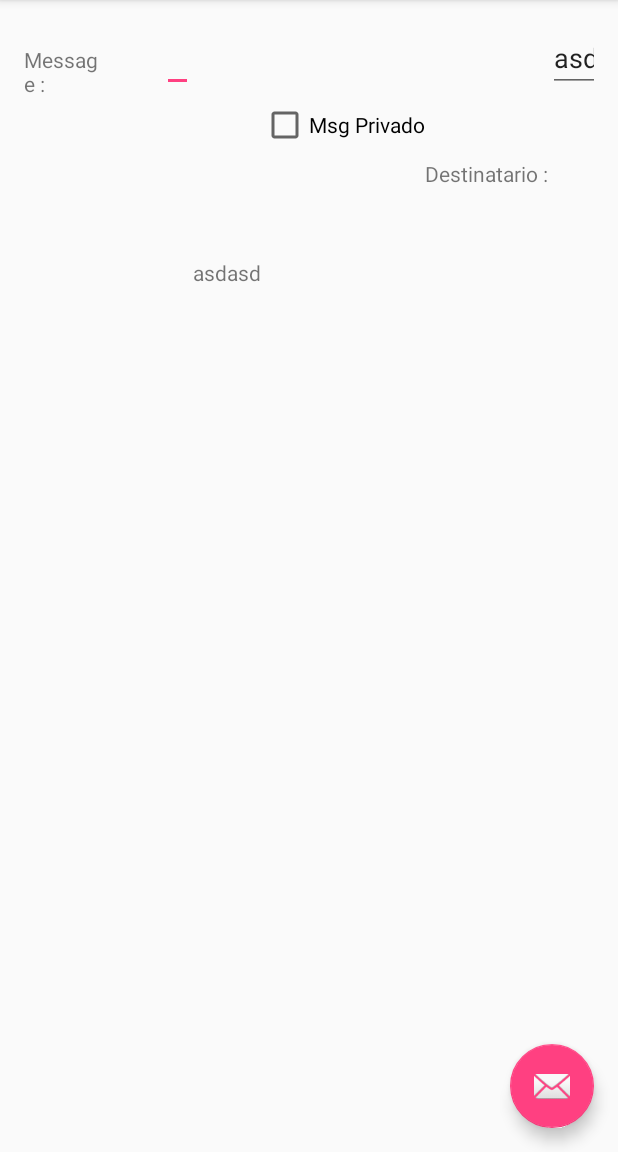
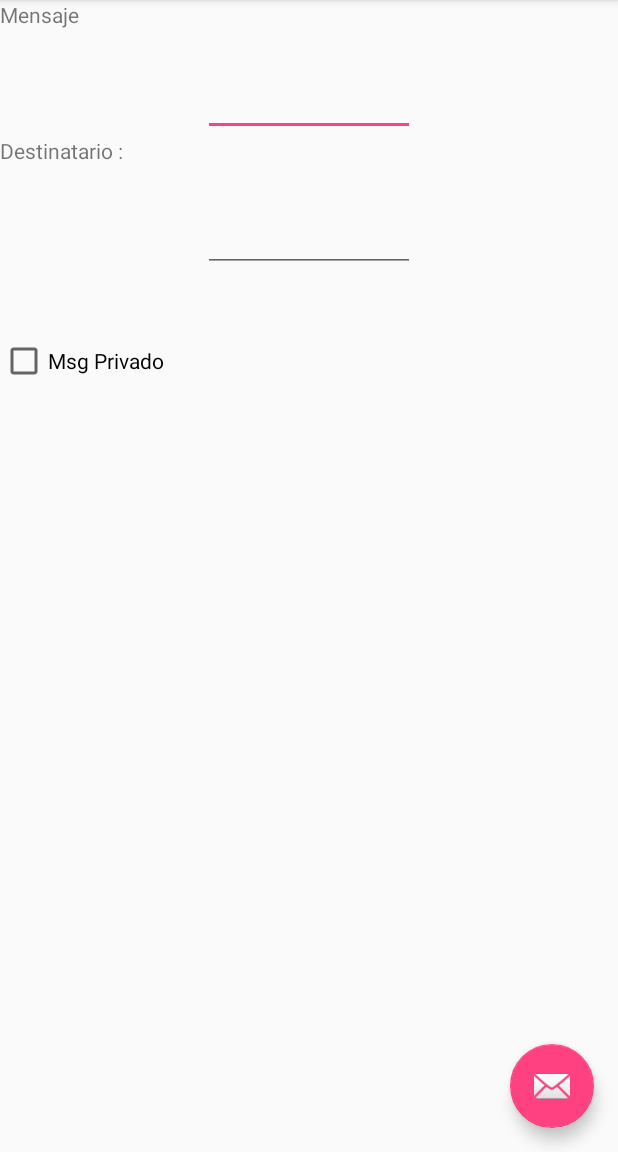
Before and after one commit to NaborLJ/ProyNodeJS, an Android app: the screen it shows after launch (MainActivity), on a phone screen of 412 x 824 dp, the part 84-1236 px from its top. Run offline under Robolectric (Android 15) with nearby library versions, the phone set to English and light mode, and no system bars; libraries missing offline, so code that uses them is left out: org.java_websocket.client, org.java_websocket.drafts, org.java_websocket.handshake; 2 statements that could not run were skipped.

Commit message:
Funcional. Envio de JSON. // Falta : Procesar y recibir JSON al móvil

```diff
--- a/app/src/main/java/com/example/nlopezjimenez/proynodejs/MainActivity.java
+++ b/app/src/main/java/com/example/nlopezjimenez/proynodejs/MainActivity.java
@@ -27,6 +27,10 @@ import java.util.HashMap;
 import java.util.Map;
 import org.json.JSONObject;
 import org.json.JSONException;
+
+import static com.example.nlopezjimenez.proynodejs.R.id.mensaje;
+import static com.example.nlopezjimenez.proynodejs.R.id.textmensaje;
+
 public class MainActivity extends AppCompatActivity
         implements NavigationView.OnNavigationItemSelectedListener {
 
@@ -150,7 +154,7 @@ public class MainActivity extends AppCompatActivity
                 runOnUiThread(new Runnable() {
                     @Override
                     public void run() {
-                        TextView textView = (TextView)findViewById(R.id.text);
+                        TextView textView = (TextView)findViewById(R.id.textmensaje);
                         textView.setText(textView.getText() + "\n" + message);
                     }
                 });
@@ -172,10 +176,9 @@ public class MainActivity extends AppCompatActivity
     }
     public void sendMessage() {
 
-        EditText msg = (EditText)findViewById(R.id.message);
+        EditText msg = (EditText)findViewById(R.id.mensaje);
         EditText destin = (EditText)findViewById(R.id.destino);
         CheckBox box = (CheckBox)findViewById(R.id.priv);
-        msg.setText("");
         String d,m;
         Boolean bl;
         d = destin.getText().toString();
@@ -188,10 +191,11 @@ public class MainActivity extends AppCompatActivity
         JSONObject json = new JSONObject();
         try {
             json.put("id","Nabor");
-            json.put("message",m);
+            json.put("mensaje",m);
             json.put("destino",d);
             json.put("Privado",bl);
-
+            msg.setText("");
+            destin.setText("");
 
 
         } catch (JSONException e) {
--- a/app/src/main/res/layout/content_main.xml
+++ b/app/src/main/res/layout/content_main.xml
@@ -4,53 +4,41 @@
     xmlns:tools="http://schemas.android.com/tools"
     android:layout_width="match_parent"
     android:layout_height="match_parent"
-    android:paddingBottom="@dimen/activity_vertical_margin"
-    android:paddingLeft="@dimen/activity_horizontal_margin"
-    android:paddingRight="@dimen/activity_horizontal_margin"
-    android:paddingTop="@dimen/activity_vertical_margin"
+    android:orientation="vertical"
     app:layout_behavior="@string/appbar_scrolling_view_behavior"
     tools:context="com.example.nlopezjimenez.proynodejs.MainActivity"
     tools:showIn="@layout/app_bar_main"
     android:weightSum="1">
 
     <TextView
-        android:layout_width="wrap_content"
-        android:layout_height="wrap_content"
-        android:text="@string/message"
-        android:id="@+id/text"
-        android:layout_alignBaseline="@+id/message"
-        android:layout_alignBottom="@+id/message"
-        android:layout_alignParentLeft="true"
-        android:layout_alignParentStart="true"
-        android:layout_weight="0.67" />
+        android:layout_width="120dp"
+        android:layout_height="30dp"
+        android:id="@+id/textoMensaje"
+        android:layout_weight="0.03"
+        android:text="Mensaje" />
 
     <EditText
-        android:layout_width="wrap_content"
+        android:layout_width="141dp"
         android:layout_height="wrap_content"
-        android:id="@+id/message"
-        android:layout_marginLeft="42dp"
-        android:layout_marginStart="42dp"
-        android:layout_alignParentTop="true"
-        android:layout_toRightOf="@+id/text"
-        android:layout_alignParentRight="true"
-        android:layout_alignParentEnd="true"
-        android:inputType="none" />
+        android:id="@+id/mensaje"
+        android:layout_gravity="center_horizontal" />
+
+    <TextView
+        android:layout_width="120dp"
+        android:layout_height="30dp"
+        android:text="@string/destinatario"
+        android:id="@+id/textdestino"
+        android:layout_weight="0.03" />
 
 
-    <TextView
-        android:layout_width="wrap_content"
+    <EditText
+        android:layout_width="141dp"
         android:layout_height="wrap_content"
-        android:id="@+id/messages"
-        android:layout_below="@+id/destino"
-        android:layout_marginTop="142dp"
-        android:layout_alignRight="@+id/destino"
-        android:layout_alignEnd="@+id/destino"
-        android:text="asdasd"
-        android:layout_alignParentLeft="true"
-        android:layout_alignParentStart="true" />
+        android:layout_gravity="center_horizontal"
+        android:id="@+id/destino" />
 
     <CheckBox
-        android:layout_width="wrap_content"
+        android:layout_width="130dp"
         android:layout_height="wrap_content"
         android:text="Msg Privado"
         android:id="@+id/priv"
@@ -60,24 +48,10 @@
         android:layout_toStartOf="@+id/destino" />
 
     <TextView
-        android:layout_width="wrap_content"
+        android:layout_width="272dp"
         android:layout_height="wrap_content"
-        android:text="Destinatario :"
-        android:id="@+id/textView2"
-        android:layout_marginTop="76dp"
-        android:layout_below="@+id/message"
-        android:layout_alignParentLeft="true"
-        android:layout_alignParentStart="true" />
-    <EditText
-        android:layout_width="wrap_content"
-        android:layout_height="wrap_content"
-        android:id="@+id/destino"
-        android:inputType="none"
-        android:text="asd"
-        android:layout_alignBottom="@+id/textView2"
-        android:layout_alignParentRight="true"
-        android:layout_alignParentEnd="true"
-        android:layout_alignLeft="@+id/message"
-        android:layout_alignStart="@+id/message" />
+        android:id="@+id/textmensaje"
+        android:layout_weight="0.03" />
+
 
 </LinearLayout>
--- a/app/src/main/res/values/strings.xml
+++ b/app/src/main/res/values/strings.xml
@@ -7,4 +7,5 @@
     <string name="action_settings">Settings</string>
     <string name="send">Send</string>
     <string name="message">Message :</string>
+    <string name="destinatario">Destinatario :</string>
 </resources>
```
